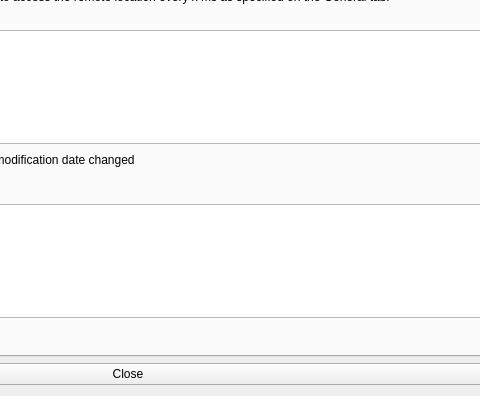
Old version of the form forms/advanced-scene-switcher.ui in the repository WarmUpTill/SceneSwitcher; both pictures show x 422 to 902 and y 204 to 600 of the 1100 by 600 pixel window.
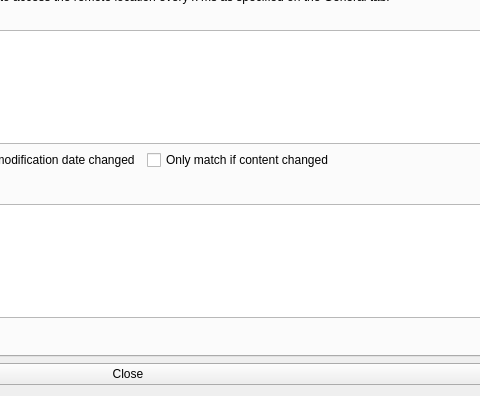
New version of the form. The open tabs and pages were chosen to show the change. Icons and pictures are not drawn.

Commit message: add option to only match if file content changed

Diff of the .ui file:
```diff
--- a/forms/advanced-scene-switcher.ui
+++ b/forms/advanced-scene-switcher.ui
@@ -2186,6 +2186,13 @@
            </property>
           </widget>
          </item>
+         <item>
+          <widget class="QCheckBox" name="onlyMatchIfChanged">
+           <property name="text">
+            <string>Only match if content changed</string>
+           </property>
+          </widget>
+         </item>
          <item>
           <spacer name="horizontalSpacer_11">
            <property name="orientation">
```
The commit also changes 2 other files.
